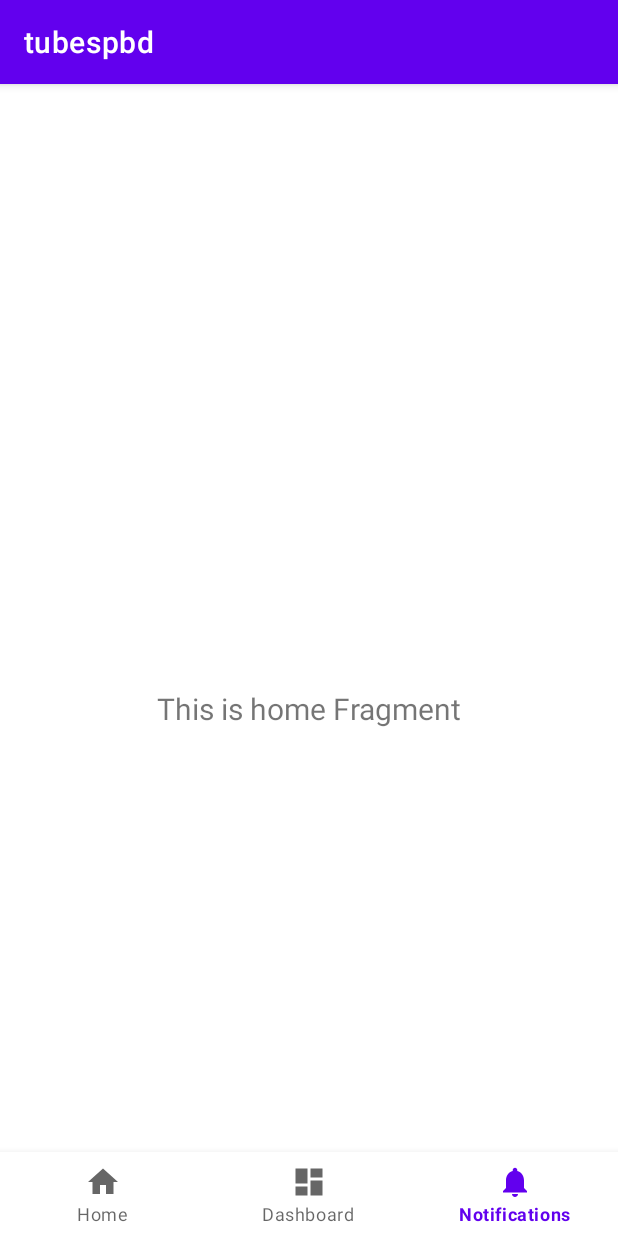
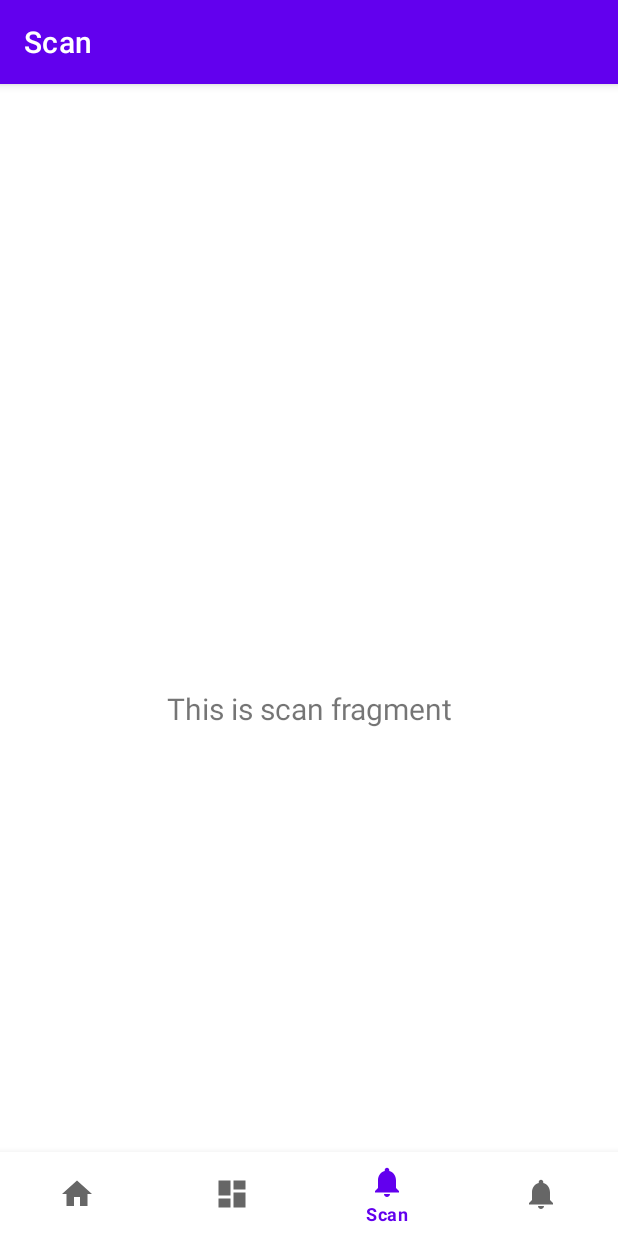
Before and after one commit to alishalistya/android-money-management-app, an Android app: the screen it shows after launch (MainActivity), item 3 of the bottom bar chosen, on a phone screen of 412 x 824 dp. Run offline under Robolectric (Android 15) with nearby library versions, the phone set to English and light mode, and no system bars; our stand-ins replace navigation-ui.

Commit message:
initialize: navbar and fix routing

```diff
--- a/app/src/main/java/com/example/tubespbd/MainActivity.kt
+++ b/app/src/main/java/com/example/tubespbd/MainActivity.kt
@@ -2,16 +2,40 @@ package com.example.tubespbd
 
 import android.os.Bundle
 import androidx.appcompat.app.AppCompatActivity
+import androidx.navigation.findNavController
+import androidx.navigation.ui.AppBarConfiguration
+import androidx.navigation.ui.setupActionBarWithNavController
+import androidx.navigation.ui.setupWithNavController
 import com.example.tubespbd.database.MyDBHelper
+import com.example.tubespbd.databinding.ActivityMainBinding
+import com.google.android.material.bottomnavigation.BottomNavigationView
 
 class MainActivity : AppCompatActivity() {
 
     private lateinit var dbHelper: MyDBHelper
+    private lateinit var binding: ActivityMainBinding
 
     override fun onCreate(savedInstanceState: Bundle?) {
         super.onCreate(savedInstanceState)
-        setContentView(R.layout.activity_main)
 
+        // Routing
+        binding = ActivityMainBinding.inflate(layoutInflater)
+        setContentView(binding.root)
+
+        val navView: BottomNavigationView = binding.navView
+
+        val navController = findNavController(R.id.nav_host_fragment_activity_main)
+        // Passing each menu ID as a set of Ids because each
+        // menu should be considered as top level destinations.
+        val appBarConfiguration = AppBarConfiguration(
+            setOf(
+                R.id.navigation_home, R.id.navigation_scan, R.id.navigation_dashboard, R.id.navigation_notifications
+            )
+        )
+        setupActionBarWithNavController(navController, appBarConfiguration)
+        navView.setupWithNavController(navController)
+
+        // Database
         dbHelper = MyDBHelper(this)
 
         // TEST DB Sementara
--- /dev/null
+++ b/app/src/main/java/com/example/tubespbd/ui/scan/ScanFragment.kt
@@ -0,0 +1,36 @@
+package com.example.tubespbd.ui.scan
+
+import android.os.Bundle
+import android.view.LayoutInflater
+import android.view.View
+import android.view.ViewGroup
+import android.widget.TextView
+import androidx.fragment.app.Fragment
+import androidx.lifecycle.ViewModelProvider
+import com.example.tubespbd.databinding.FragmentScanBinding
+
+class ScanFragment : Fragment() {
+    private var _binding: FragmentScanBinding? = null
+
+    private val binding get() = _binding!!
+    override fun onCreateView(
+        inflater: LayoutInflater,
+        container: ViewGroup?,
+        savedInstanceState: Bundle?
+    ): View {
+        val scanViewModel =
+            ViewModelProvider(this).get(ScanViewModel::class.java)
+        _binding = FragmentScanBinding.inflate(inflater, container, false)
+        val root: View = binding.root
+        val textView: TextView = binding.textScan
+        scanViewModel.text.observe(viewLifecycleOwner){
+            textView.text = it
+        }
+        return root
+    }
+
+    override fun onDestroyView() {
+        super.onDestroyView()
+        _binding = null
+    }
+}
--- /dev/null
+++ b/app/src/main/java/com/example/tubespbd/ui/scan/ScanViewModel.kt
@@ -0,0 +1,11 @@
+package com.example.tubespbd.ui.scan
+import androidx.lifecycle.LiveData
+import androidx.lifecycle.MutableLiveData
+import androidx.lifecycle.ViewModel
+
+class ScanViewModel : ViewModel(){
+    private val _text = MutableLiveData<String>().apply {
+        value = "This is scan fragment"
+    }
+    val text: LiveData<String> = _text
+}
--- /dev/null
+++ b/app/src/main/res/layout/fragment_scan.xml
@@ -0,0 +1,23 @@
+<?xml version="1.0" encoding="utf-8"?>
+<androidx.constraintlayout.widget.ConstraintLayout xmlns:android="http://schemas.android.com/apk/res/android"
+    xmlns:app="http://schemas.android.com/apk/res-auto"
+    xmlns:tools="http://schemas.android.com/tools"
+    android:layout_width="match_parent"
+    android:layout_height="match_parent"
+    tools:context=".ui.scan.ScanFragment">
+
+    <TextView
+        android:id="@+id/text_scan"
+        android:layout_width="match_parent"
+        android:layout_height="wrap_content"
+        android:layout_marginStart="8dp"
+        android:layout_marginTop="8dp"
+        android:layout_marginEnd="8dp"
+        android:textAlignment="center"
+        android:textSize="20sp"
+        app:layout_constraintBottom_toBottomOf="parent"
+        app:layout_constraintEnd_toEndOf="parent"
+        app:layout_constraintStart_toStartOf="parent"
+        app:layout_constraintTop_toTopOf="parent" />
+
+</androidx.constraintlayout.widget.ConstraintLayout>
--- a/app/src/main/res/menu/bottom_nav_menu.xml
+++ b/app/src/main/res/menu/bottom_nav_menu.xml
@@ -12,6 +12,11 @@
         android:title="@string/title_dashboard" />
 
     <item
+        android:id="@+id/navigation_scan"
+        android:icon="@drawable/ic_notifications_black_24dp"
+        android:title="@string/title_scan" />
+
+    <item
         android:id="@+id/navigation_notifications"
         android:icon="@drawable/ic_notifications_black_24dp"
         android:title="@string/title_notifications" />
--- a/app/src/main/res/navigation/mobile_navigation.xml
+++ b/app/src/main/res/navigation/mobile_navigation.xml
@@ -3,7 +3,7 @@
     xmlns:app="http://schemas.android.com/apk/res-auto"
     xmlns:tools="http://schemas.android.com/tools"
     android:id="@+id/mobile_navigation"
-    app:startDestination="@+id/navigation_home">
+    app:startDestination="@+id/navigation_dashboard">
 
     <fragment
         android:id="@+id/navigation_home"
@@ -18,6 +18,12 @@
         tools:layout="@layout/fragment_dashboard" />
 
     <fragment
+        android:id="@+id/navigation_scan"
+        android:name="com.example.tubespbd.ui.scan.ScanFragment"
+        android:label="@string/title_scan"
+        tools:layout="@layout/fragment_scan"/>
+
+    <fragment
         android:id="@+id/navigation_notifications"
         android:name="com.example.tubespbd.ui.notifications.NotificationsFragment"
         android:label="@string/title_notifications"
--- a/app/src/main/res/values/strings.xml
+++ b/app/src/main/res/values/strings.xml
@@ -3,4 +3,5 @@
     <string name="title_home">Home</string>
     <string name="title_dashboard">Dashboard</string>
     <string name="title_notifications">Notifications</string>
+    <string name="title_scan">Scan</string>
 </resources>
```
